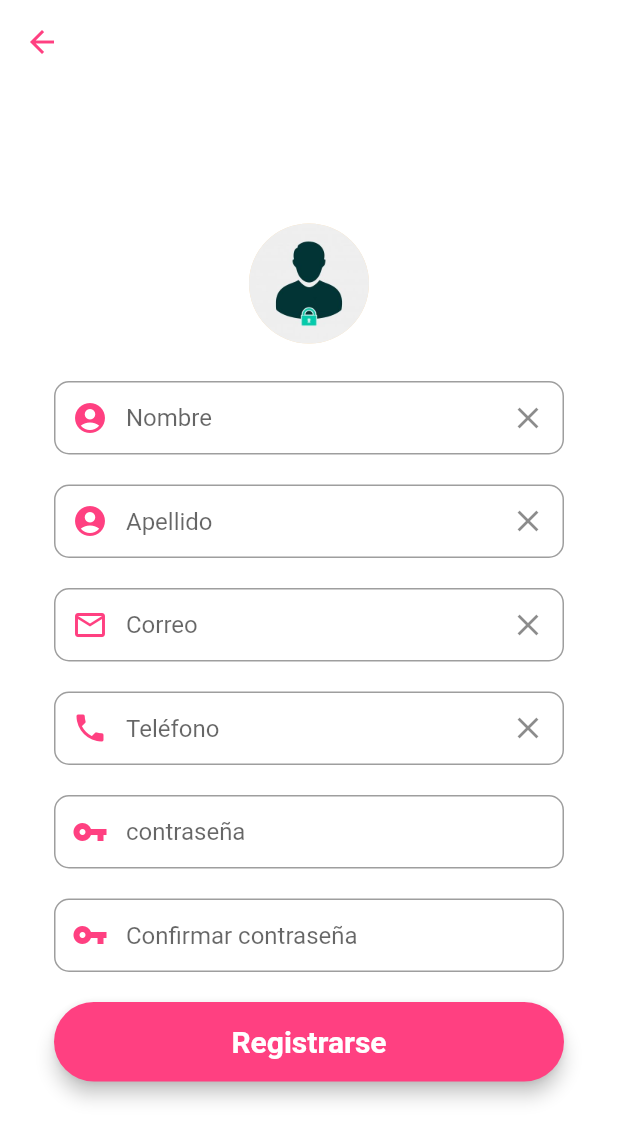
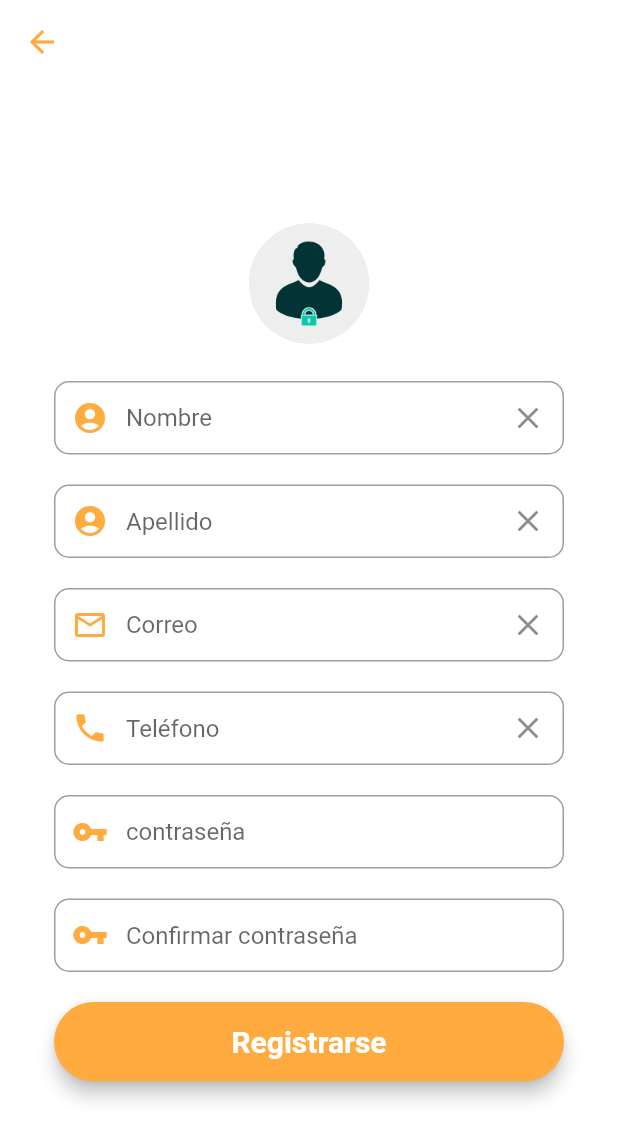
Before and after one commit to ricardo712/social_fast, a Flutter app: the screen it shows after launch, after a tap on "aquí", on a phone screen of 412 x 824 dp. Shown: the top 1140 px of the screen. Run offline on Flutter 3.47's test engine with Material 2 defaults, Android fonts, the phone set to English and light mode, and no system bars; our stand-ins replace cloud_firestore, curved_navigation_bar, dio, file_picker, firebase_auth, firebase_core and 9 more; missing offline and left inert: dart:ffi, photo_manager; accounts and stored records are empty.

Commit message:
agregando colores x2 xd

```diff
--- a/lib/screens/login_screen.dart
+++ b/lib/screens/login_screen.dart
@@ -49,7 +49,7 @@ class _LoginScreenState extends State<LoginScreen> {
       },
       textInputAction: TextInputAction.next,
       decoration: InputDecoration(
-        prefixIcon: const Icon(Icons.email_outlined, color: Colors.pinkAccent),
+        prefixIcon: const Icon(Icons.email_outlined, color: Colors.orange),
         contentPadding: const EdgeInsets.fromLTRB(20, 10, 20, 15),
         hintText: "Email",
         border: OutlineInputBorder(
@@ -77,7 +77,7 @@ class _LoginScreenState extends State<LoginScreen> {
       textInputAction: TextInputAction.done,
       decoration: InputDecoration(
         prefixIcon:
-            const Icon(Icons.lock_clock_outlined, color: Colors.pinkAccent),
+            const Icon(Icons.lock_clock_outlined, color: Colors.orange),
         contentPadding: const EdgeInsets.fromLTRB(20, 10, 20, 15),
         hintText: "Password",
         border: OutlineInputBorder(
@@ -86,7 +86,7 @@ class _LoginScreenState extends State<LoginScreen> {
         suffixIcon: InkWell(
           onTap: _mirarpassword,
           child: (
-            const Icon(Icons.visibility, color: Colors.pinkAccent,)
+            const Icon(Icons.visibility, color: Colors.orange)
           ),
         ),
       ),
@@ -94,7 +94,7 @@ class _LoginScreenState extends State<LoginScreen> {
     final loginButton = Material(
       elevation: 5.0,
       borderRadius: BorderRadius.circular(30),
-      color: Colors.pinkAccent,
+      color: Colors.orange,
       child: MaterialButton(
         padding: const EdgeInsets.fromLTRB(20, 15, 20, 15),
         minWidth: MediaQuery.of(context).size.width,
@@ -115,7 +115,7 @@ class _LoginScreenState extends State<LoginScreen> {
           child: Container(
             width: responsive.width,
             height: responsive.height,
-            color: Colors.white,
+            color: Colors.white70,
             child: Stack(
               alignment: Alignment.center,
               children: <Widget>[
@@ -137,7 +137,7 @@ class _LoginScreenState extends State<LoginScreen> {
                   child: Circle(
                     size: orangeSize,
                     colors: const [
-                      Colors.grey,
+                      Colors.white,
                       Colors.grey,
                       Color.fromARGB(255, 215, 210, 169),
                     ],
--- a/lib/screens/registro_screen.dart
+++ b/lib/screens/registro_screen.dart
@@ -48,7 +48,7 @@ class _registro_screenState extends State<registro_screen> {
       textInputAction: TextInputAction.next,
       decoration: InputDecoration(
         prefixIcon:
-            const Icon(Icons.account_circle_rounded, color: Colors.pinkAccent),
+            const Icon(Icons.account_circle_rounded, color: Colors.orangeAccent),
         contentPadding: const EdgeInsets.fromLTRB(20, 15, 20, 15),
         hintText: "Nombre",
         border: OutlineInputBorder(
@@ -81,7 +81,7 @@ class _registro_screenState extends State<registro_screen> {
       textInputAction: TextInputAction.next,
       decoration: InputDecoration(
         prefixIcon:
-            const Icon(Icons.account_circle_rounded, color: Colors.pinkAccent),
+            const Icon(Icons.account_circle_rounded, color: Colors.orangeAccent),
         contentPadding: const EdgeInsets.fromLTRB(20, 15, 20, 15),
         hintText: "Apellido",
         border: OutlineInputBorder(
@@ -112,7 +112,7 @@ class _registro_screenState extends State<registro_screen> {
       },
       textInputAction: TextInputAction.next,
       decoration: InputDecoration(
-        prefixIcon: const Icon(Icons.email_outlined, color: Colors.pinkAccent),
+        prefixIcon: const Icon(Icons.email_outlined, color: Colors.orangeAccent),
         contentPadding: const EdgeInsets.fromLTRB(20, 15, 20, 15),
         hintText: "Correo",
         border: OutlineInputBorder(
@@ -144,7 +144,7 @@ class _registro_screenState extends State<registro_screen> {
       },
       textInputAction: TextInputAction.next,
       decoration: InputDecoration(
-        prefixIcon: const Icon(Icons.vpn_key, color: Colors.pinkAccent),
+        prefixIcon: const Icon(Icons.vpn_key, color: Colors.orangeAccent),
         contentPadding: const EdgeInsets.fromLTRB(20, 15, 20, 15),
         hintText: "contraseña",
         border: OutlineInputBorder(
@@ -169,7 +169,7 @@ class _registro_screenState extends State<registro_screen> {
       },
       textInputAction: TextInputAction.done,
       decoration: InputDecoration(
-        prefixIcon: const Icon(Icons.vpn_key, color: Colors.pinkAccent),
+        prefixIcon: const Icon(Icons.vpn_key, color: Colors.orangeAccent),
         contentPadding: const EdgeInsets.fromLTRB(20, 15, 20, 15),
         hintText: "Confirmar contraseña",
         border: OutlineInputBorder(
@@ -197,7 +197,7 @@ class _registro_screenState extends State<registro_screen> {
       },
       textInputAction: TextInputAction.next,
       decoration: InputDecoration(
-        prefixIcon: const Icon(Icons.phone, color: Colors.pinkAccent),
+        prefixIcon: const Icon(Icons.phone, color: Colors.orangeAccent),
         contentPadding: const EdgeInsets.fromLTRB(20, 15, 20, 15),
         hintText: "Teléfono",
         border: OutlineInputBorder(
@@ -212,7 +212,7 @@ class _registro_screenState extends State<registro_screen> {
     final registroButton = Material(
       elevation: 5.0,
       borderRadius: BorderRadius.circular(30),
-      color: Colors.pinkAccent,
+      color: Colors.orangeAccent,
       child: MaterialButton(
         padding: const EdgeInsets.fromLTRB(20, 15, 20, 15),
         minWidth: MediaQuery.of(context).size.width,
@@ -232,7 +232,7 @@ class _registro_screenState extends State<registro_screen> {
         backgroundColor: Colors.transparent,
         elevation: 0,
         leading: IconButton(
-          icon: const Icon(Icons.arrow_back, color: Colors.pinkAccent),
+          icon: const Icon(Icons.arrow_back, color: Colors.orangeAccent),
           onPressed: () {
             Navigator.of(context).pop();
           },
--- a/lib/screens/reset_screen.dart
+++ b/lib/screens/reset_screen.dart
@@ -22,7 +22,7 @@ class _reset_screenState extends State<reset_screen> {
           child: TextField(
             keyboardType: TextInputType.emailAddress,
             decoration: const InputDecoration(
-            prefixIcon: Icon(Icons.email_outlined, color: Colors.pinkAccent),
+            prefixIcon: Icon(Icons.email_outlined, color: Colors.orange),
             contentPadding: EdgeInsets.fromLTRB(20, 15, 20, 15),
               hintText: ("Email"),
             ),
@@ -43,7 +43,7 @@ class _reset_screenState extends State<reset_screen> {
                   _auth.sendPasswordResetEmail(email: email);
                   Navigator.of(context).pop();
                 },
-                color: Colors.pinkAccent,
+                color: Colors.orange,
                 elevation: 5.0,
                 shape: RoundedRectangleBorder(
                   borderRadius: BorderRadius.circular(10.0)),
```
